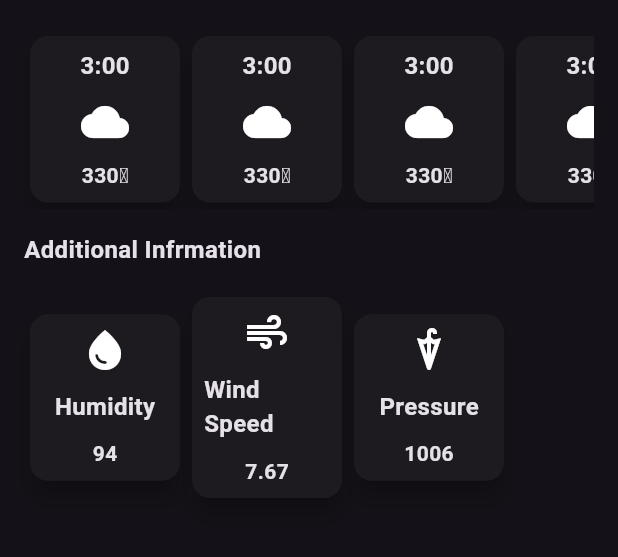
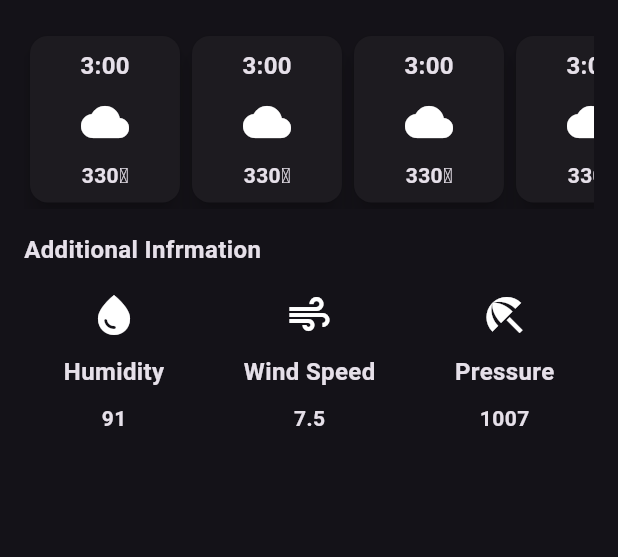
Before and after one commit to ashokstha61/weather_app, a Flutter app: the screen it shows after launch, on a phone screen of 412 x 824 dp, the part 474-1031 px from its top. Run offline on Flutter 3.47's test engine with Material 2 defaults, Android fonts, the phone set to English and light mode, and no system bars.

Commit message:
constructed constructor for additionalInfo

```diff
--- a/lib/additional_information.dart
+++ b/lib/additional_information.dart
@@ -1,111 +1,39 @@
 import 'package:flutter/material.dart';
 
 class AdditionalInformation extends StatelessWidget {
-  const AdditionalInformation({super.key});
+  final IconData icon;
+  final String label;
+  final String value;
+  const AdditionalInformation({
+    super.key,
+    required this.icon,
+    required this.label,
+    required this.value,
+  });
 
   @override
   Widget build(BuildContext context) {
-    return SingleChildScrollView(
-      physics: const AlwaysScrollableScrollPhysics(),
-      scrollDirection: Axis.horizontal,
-      child: Row(
-        mainAxisAlignment: MainAxisAlignment.spaceAround,
-        children: [
-          Card(
-            elevation: 6,
-            child: Container(
-              width: 100,
-              padding: const EdgeInsets.all(8.0),
-              decoration:
-                  BoxDecoration(borderRadius: BorderRadius.circular(10)),
-              child: const Column(
+    return Column(
               children: [
                 Icon(
-                    Icons.water_drop,
+                  icon,
                   size: 32,
                 ),
-                  SizedBox(
+                const SizedBox(
                   height: 10,
                 ),
                 Text(
-                    'Humidity',
+                  label,
                   style: TextStyle(fontSize: 16, fontWeight: FontWeight.bold),
                 ),
-                  SizedBox(
+                const SizedBox(
                   height: 10,
                 ),
                 Text(
-                    '94',
+                  value,
                   style: TextStyle(fontSize: 14, fontWeight: FontWeight.bold),
                 ),
               ],
-              ),
-            ),
-          ),
-          Card(
-            elevation: 6,
-            child: Container(
-              width: 100,
-              padding: const EdgeInsets.all(8.0),
-              decoration:
-                  BoxDecoration(borderRadius: BorderRadius.circular(10)),
-              child: const Column(
-                children: [
-                  Icon(
-                    Icons.air,
-                    size: 32,
-                  ),
-                  SizedBox(
-                    height: 10,
-                  ),
-                  Text(
-                    'Wind Speed',
-                    style: TextStyle(fontSize: 16, fontWeight: FontWeight.bold),
-                  ),
-                  SizedBox(
-                    height: 10,
-                  ),
-                  Text(
-                    '7.67',
-                    style: TextStyle(fontSize: 14, fontWeight: FontWeight.bold),
-                  ),
-                ],
-              ),
-            ),
-          ),
-          Card(
-            elevation: 6,
-            child: Container(
-              width: 100,
-              padding: const EdgeInsets.all(8.0),
-              decoration:
-                  BoxDecoration(borderRadius: BorderRadius.circular(10)),
-              child: const Column(
-                children: [
-                  Icon(
-                    Icons.umbrella,
-                    size: 32,
-                  ),
-                  SizedBox(
-                    height: 10,
-                  ),
-                  Text(
-                    'Pressure',
-                    style: TextStyle(fontSize: 16, fontWeight: FontWeight.bold),
-                  ),
-                  SizedBox(
-                    height: 10,
-                  ),
-                  Text(
-                    '1006',
-                    style: TextStyle(fontSize: 14, fontWeight: FontWeight.bold),
-                  ),
-                ],
-              ),
-            ),
-          ),
-        ],
-      ),
             );
   }
 }
--- a/lib/weather_screen.dart
+++ b/lib/weather_screen.dart
@@ -114,7 +114,26 @@ class WeatherScreen extends StatelessWidget {
             const SizedBox(
               height: 16,
             ),
-            AdditionalInformation(),
+            const Row(
+              mainAxisAlignment: MainAxisAlignment.spaceAround,
+              children: [
+                AdditionalInformation(
+              icon: Icons.water_drop,
+              label: 'Humidity',
+              value: '91',
+            ),
+            AdditionalInformation(
+              icon: Icons.air,
+              label: 'Wind Speed',
+              value: '7.5',
+            ),
+            AdditionalInformation(
+              icon: Icons.beach_access,
+              label: 'Pressure',
+              value: '1007',
+            ),
+              ],
+            )
           ],
         ),
       ),
```
Lines whose indentation alone changed are shown as unchanged.
